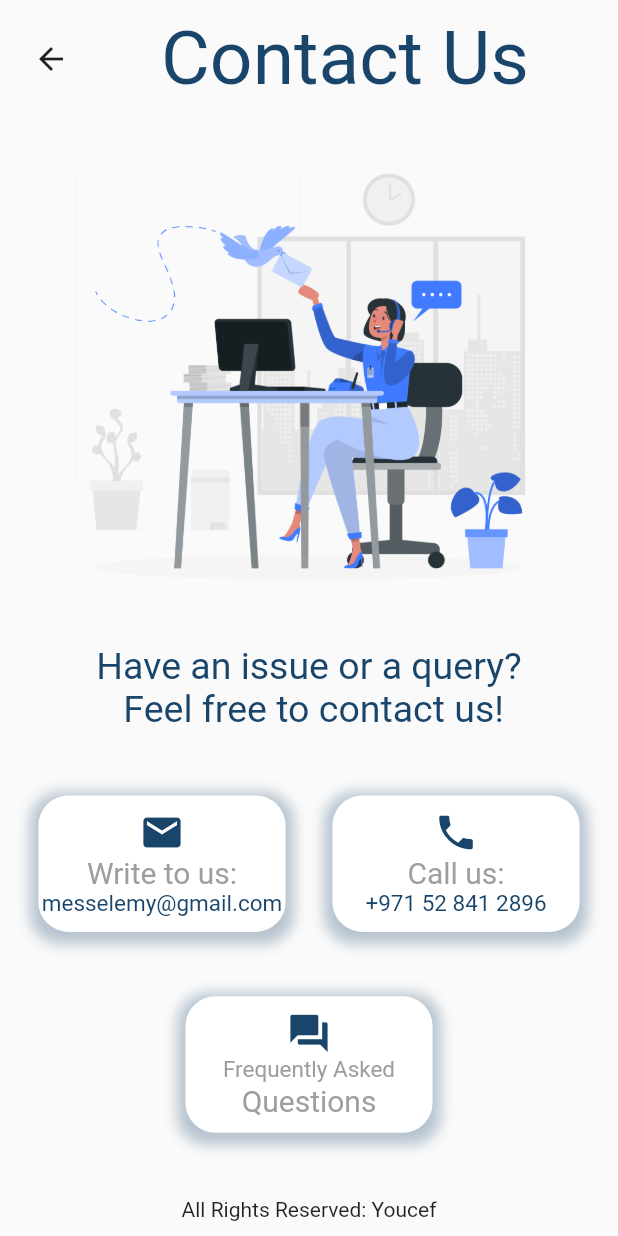
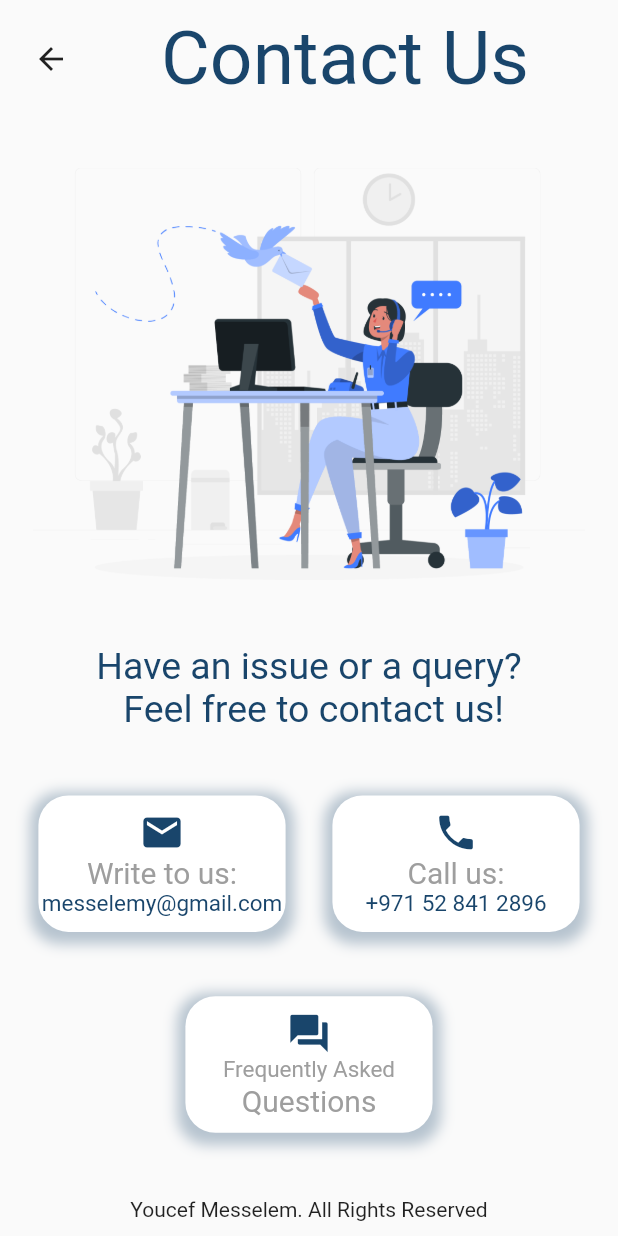
Before and after one commit to MesselemYoucef/TechApp, a Flutter app: the screen it shows after launch, after a tap on the "mail" icon, on a phone screen of 412 x 824 dp. Run offline on Flutter 3.47's test engine with Material 2 defaults, Android fonts, the phone set to English and light mode, and no system bars; our stand-ins replace cloud_firestore, firebase_core, firebase_storage, font_awesome_flutter, google_fonts; accounts and stored records are empty; network calls fail.

Commit message:
Commenting Completed

```diff
--- a/lib/screens/contact.dart
+++ b/lib/screens/contact.dart
@@ -1,7 +1,6 @@
 import 'package:flutter/material.dart';
 import 'package:google_fonts/google_fonts.dart';
 import 'package:petsApp/configuration.dart';
-import 'package:url_launcher/link.dart';
 import 'package:url_launcher/url_launcher.dart';
 
 class Contact extends StatefulWidget {
@@ -96,7 +95,7 @@ class _ContactState extends State<Contact> {
                 Row(
                   mainAxisAlignment: MainAxisAlignment.spaceAround,
                   children: <Widget>[
-                    Container(
+                    Container(// Email Button
                       decoration: BoxDecoration(
                           borderRadius: BorderRadius.circular(20),
                           color: Colors.white,
@@ -138,7 +137,7 @@ class _ContactState extends State<Contact> {
                         ),
                       ),
                     ),
-                    Container(
+                    Container(// Call Us Button
                       decoration: BoxDecoration(
                           borderRadius: BorderRadius.circular(20),
                           color: Colors.white,
@@ -182,7 +181,7 @@ class _ContactState extends State<Contact> {
                     ),
                   ],
                 ),
-                Container(
+                Container(// FAQ
                   decoration: BoxDecoration(
                       borderRadius: BorderRadius.circular(20),
                       color: Colors.white,
@@ -225,7 +224,7 @@ class _ContactState extends State<Contact> {
                   ),
                 ),
                 Center(
-                  child: Text("All Rights Reserved: Youcef"),
+                  child: Text("Youcef Messelem. All Rights Reserved"),
                 )
               ]),
         ),
--- a/lib/screens/home_screen.dart
+++ b/lib/screens/home_screen.dart
@@ -61,7 +61,7 @@ class _HomeScreenState extends State<HomeScreen> with TickerProviderStateMixin {
   }
 
   Widget build(BuildContext context) {
-    return StreamProvider<List<ProductModel>>.value(
+    return StreamProvider<List<ProductModel>>.value(// Stream for the products stores in db
       value: ProductServices(categoryName: category).products,
       child: AnimatedContainer(
         transform: Matrix4.translationValues(xOffset, yOffset, 0)
@@ -73,7 +73,7 @@ class _HomeScreenState extends State<HomeScreen> with TickerProviderStateMixin {
         child: Column(
           children: [
             SizedBox(height: 30),
-            Container(
+            Container(// holds the shrinking button + location + contact button
               margin: EdgeInsets.symmetric(horizontal: 20),
               child: Row(
                 mainAxisAlignment: MainAxisAlignment.spaceBetween,
@@ -109,7 +109,7 @@ class _HomeScreenState extends State<HomeScreen> with TickerProviderStateMixin {
                 ],
               ),
             ),
-            Container(
+            Container(//Search bar for the product
               padding: EdgeInsets.symmetric(horizontal: 20),
               margin: EdgeInsets.symmetric(horizontal: 20, vertical: 10),
               decoration: BoxDecoration(
@@ -136,14 +136,15 @@ class _HomeScreenState extends State<HomeScreen> with TickerProviderStateMixin {
                     Icon(Icons.settings)
                   ]),
             ),
-            //Categories List Section ==============>
-            Container(
+
+            Container(//List of the categories section
               height: 80,
               color: Colors.transparent,
               child: ListView.builder(
                 scrollDirection: Axis.horizontal,
                 itemCount: categories.length,
                 itemBuilder: (context, index) {
+                  //perform a check the the selected category to color the background and the image
                   if (category == categories[index]['name']) {
                     itemIconColor = Colors.white;
                     itemBackgroundColor = itemBackground;
@@ -152,19 +153,20 @@ class _HomeScreenState extends State<HomeScreen> with TickerProviderStateMixin {
                     itemBackgroundColor = Colors.white;
                   }
                   return Container(
-                    child: Column(children: [
+                    child: Column(
+                      children: [
                       GestureDetector(
                         onTap: () {
                           setState(() {
-                            category = categories[index]['name'];
+                            category = categories[index]['name']; // when tapped it changes the category
                           });
                         },
-                        child: Container(
+                        child: Container(// category image
                           padding: EdgeInsets.all(2),
                           margin: EdgeInsets.only(left: 20),
                           decoration: BoxDecoration(
                             color: itemBackgroundColor,
-                            border: Border.all(color: itemBackground, width: 1),
+                            border: Border.all(color: itemBackground, width: 1,),
                             borderRadius: BorderRadius.circular(5),
                             boxShadow: [
                               BoxShadow(
@@ -185,7 +187,7 @@ class _HomeScreenState extends State<HomeScreen> with TickerProviderStateMixin {
                         ),
                       ),
                       SizedBox(height: 5),
-                      Container(
+                      Container(// category title
                           margin: EdgeInsets.only(left: 20),
                           child: Text(
                             categories[index]["name"],
@@ -200,7 +202,7 @@ class _HomeScreenState extends State<HomeScreen> with TickerProviderStateMixin {
                 },
               ),
             ),
-            ProductList(),
+            ProductList(),// calling the widgets that build the list of the products
           ],
         ),
       ),
@@ -208,27 +210,27 @@ class _HomeScreenState extends State<HomeScreen> with TickerProviderStateMixin {
   }
 }
 
-class ProductList extends StatelessWidget {
+class ProductList extends StatelessWidget { // widget for the products list
   const ProductList({
     Key key,
   }) : super(key: key);
 
   @override
   Widget build(BuildContext context) {
-    final products = Provider.of<List<ProductModel>>(context) ?? [];
+    final products = Provider.of<List<ProductModel>>(context) ?? []; // provide to get the products with their ProductModel class
 
-    if (products.length != 0) {
+    if (products.length != 0) { // if there is a product to display
       return Container(
         child: Expanded(
-          child: ListView.builder(
+          child: ListView.builder(// products list builder
             itemCount: products.length,
             itemBuilder: (context, index) {
-              return ItemTile(product: products[index]);
+              return ItemTile(product: products[index]); // calling the item tile which is responsible for the shaping of each product and passing to it the object product
             },
           ),
         ),
       );
-    } else {
+    } else { // if there is no product to display, then, a not foud error image appears
       return Expanded(
         child: Container(
           padding: EdgeInsets.symmetric(horizontal: 20),
```
Also changed, not shown: lib/screens/item_tile.dart (+13 -13 lines), lib/screens/product_details.dart (+9 -9 lines), lib/screens/product_screen.dart (deleted, +0 -114 lines).
